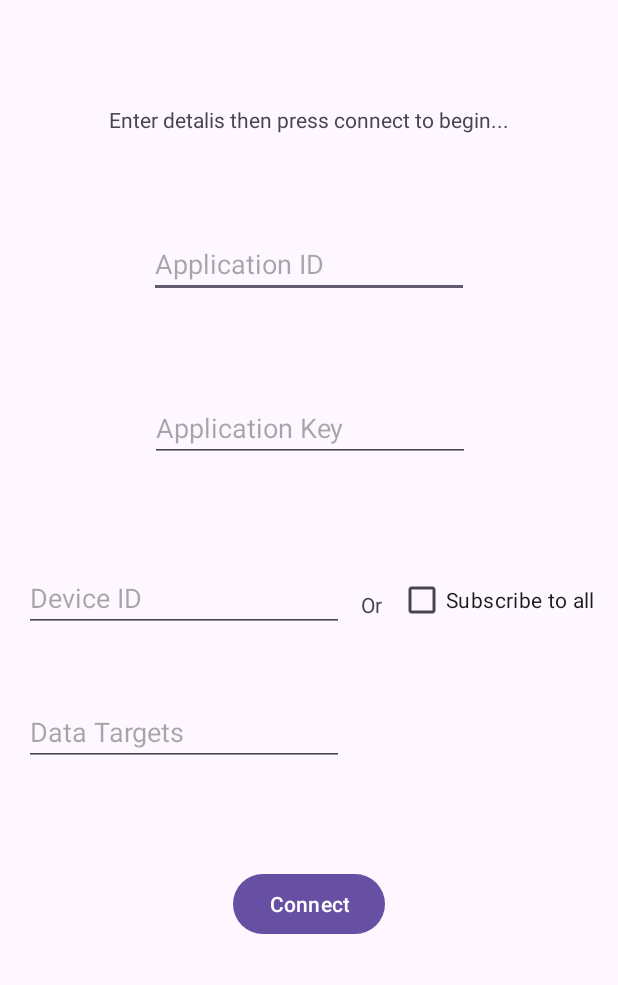
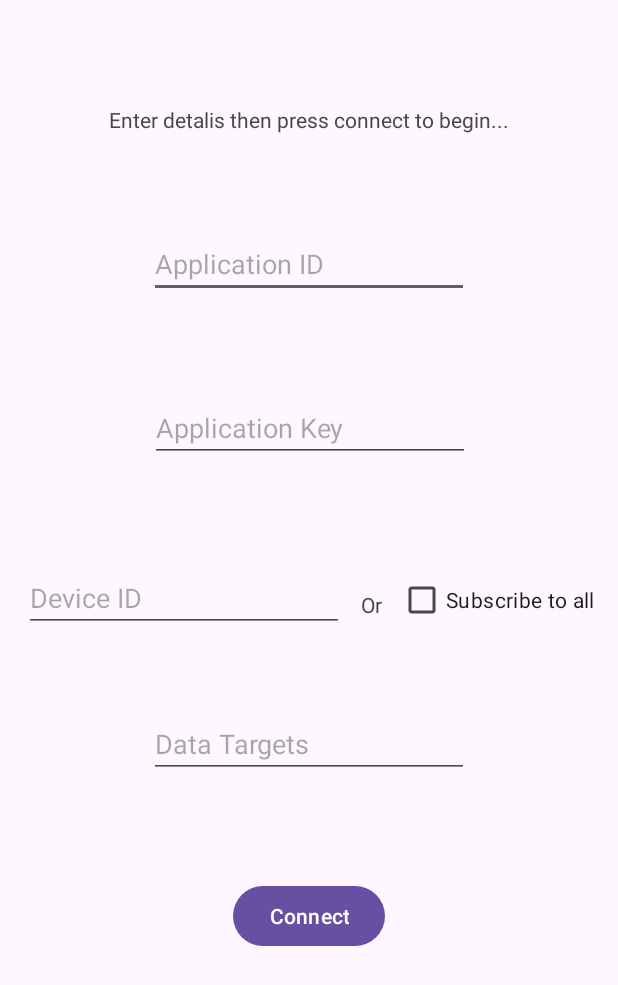
Before and after one commit to akfungai/HollowayFinal, an Android app: the screen it shows after launch (MainActivity), on a phone screen of 412 x 824 dp. Shown: the top 985 px of the screen. Run offline under Robolectric (Android 15) with nearby library versions, the phone set to English and light mode, and no system bars.

Commit message:
updated landing page

```diff
--- a/app/src/main/res/layout/activity_main.xml
+++ b/app/src/main/res/layout/activity_main.xml
@@ -80,11 +80,11 @@
         android:id="@+id/DataTargets"
         android:layout_width="wrap_content"
         android:layout_height="wrap_content"
-        android:layout_marginStart="16dp"
-        android:layout_marginTop="44dp"
+        android:layout_marginTop="52dp"
         android:ems="10"
         android:hint="Data Targets"
         android:inputType="text"
+        app:layout_constraintEnd_toEndOf="parent"
         app:layout_constraintStart_toStartOf="parent"
         app:layout_constraintTop_toBottomOf="@+id/SubscribeTextView" />
 
```
